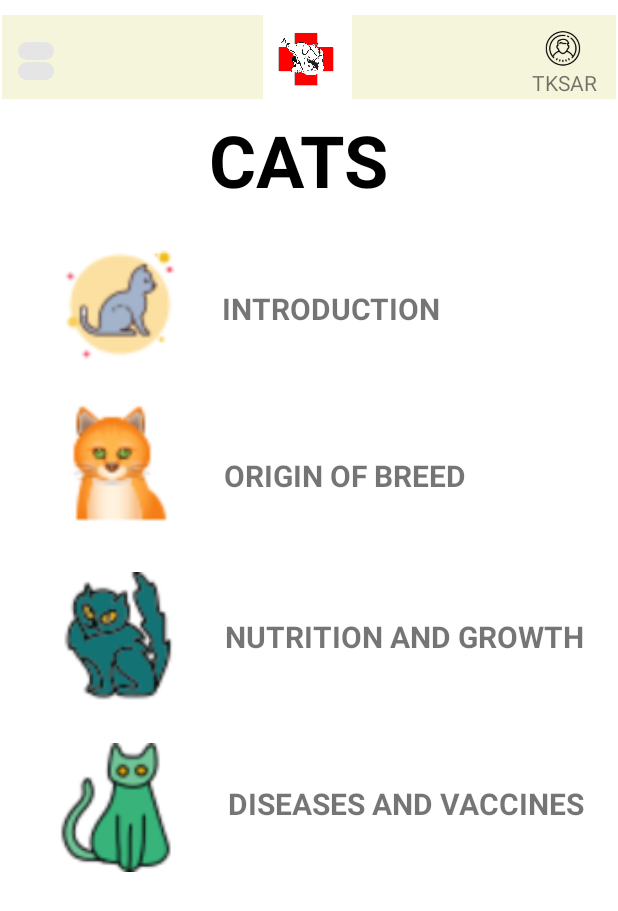
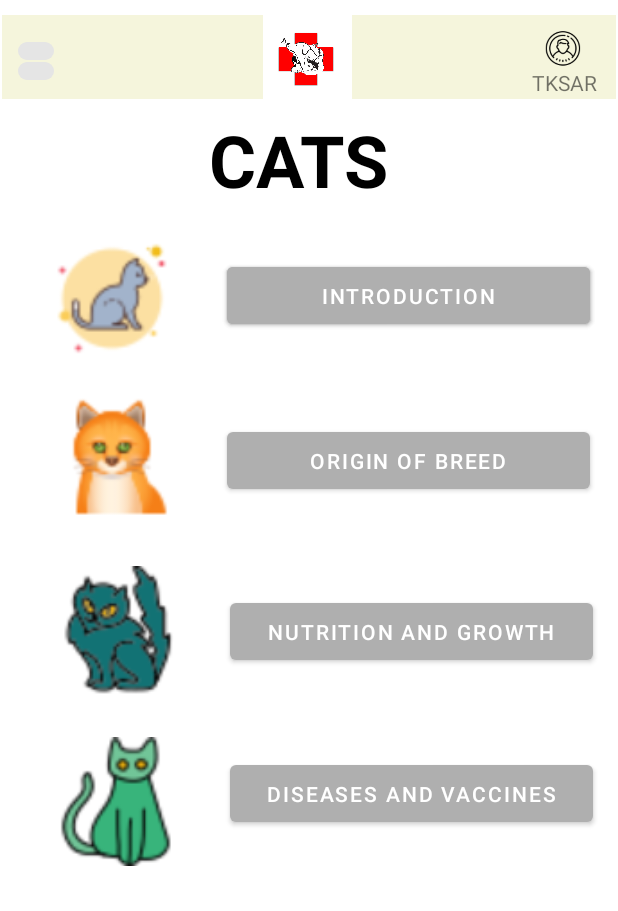
Before and after one commit to RanasingheTKSA/MAD-PETDOC, an Android app: the layout cat.xml on its own in the app's theme, with its tools: preview values and no code run, on a phone screen of 412 x 824 dp. Shown: the top 911 px of the screen. Run offline under Robolectric (Android 15) with nearby library versions, the phone set to English and light mode, and no system bars.

Commit message:
button chnages

```diff
--- a/app/src/main/AndroidManifest.xml
+++ b/app/src/main/AndroidManifest.xml
@@ -9,7 +9,7 @@
         android:roundIcon="@mipmap/ic_launcher_round"
         android:supportsRtl="true"
         android:theme="@style/Theme.Madpetdoctor">
-        <activity android:name=".MainActivity">
+        <activity android:name=".Dog">
             <intent-filter>
                 <action android:name="android.intent.action.MAIN" />
 
--- a/app/src/main/res/layout/cat.xml
+++ b/app/src/main/res/layout/cat.xml
@@ -58,62 +58,6 @@
         app:layout_constraintHorizontal_bias="0.498"
         app:layout_constraintStart_toStartOf="parent"
         app:layout_constraintTop_toBottomOf="@+id/toolbar2" />
-
-    <TextView
-        android:id="@+id/catintroduction"
-        android:layout_width="wrap_content"
-        android:layout_height="wrap_content"
-        android:layout_marginTop="52dp"
-        android:contentDescription="@string/catintro"
-        android:text="INTRODUCTION"
-        android:textSize="20sp"
-        android:textStyle="bold"
-        app:layout_constraintEnd_toEndOf="parent"
-        app:layout_constraintHorizontal_bias="0.556"
-        app:layout_constraintStart_toStartOf="parent"
-        app:layout_constraintTop_toBottomOf="@+id/cats" />
-
-    <TextView
-        android:id="@+id/catoriginofbreed"
-        android:layout_width="wrap_content"
-        android:layout_height="wrap_content"
-        android:layout_marginTop="84dp"
-        android:contentDescription="@string/catoob"
-        android:text="ORIGIN OF BREED"
-        android:textSize="20sp"
-        android:textStyle="bold"
-        app:layout_constraintEnd_toEndOf="parent"
-        app:layout_constraintHorizontal_bias="0.596"
-        app:layout_constraintStart_toStartOf="parent"
-        app:layout_constraintTop_toBottomOf="@+id/catintroduction" />
-
-    <TextView
-        android:id="@+id/nutritionandgrowths"
-        android:layout_width="wrap_content"
-        android:layout_height="wrap_content"
-        android:layout_marginTop="80dp"
-        android:contentDescription="@string/catnag"
-        android:text="NUTRITION AND GROWTH"
-        android:textSize="20sp"
-        android:textStyle="bold"
-        app:layout_constraintEnd_toEndOf="parent"
-        app:layout_constraintHorizontal_bias="0.87"
-        app:layout_constraintStart_toStartOf="parent"
-        app:layout_constraintTop_toBottomOf="@+id/catoriginofbreed" />
-
-    <TextView
-        android:id="@+id/diseasesandvaccinecats"
-        android:layout_width="wrap_content"
-        android:layout_height="wrap_content"
-        android:layout_marginTop="84dp"
-        android:contentDescription="@string/catdav"
-        android:text="DISEASES AND VACCINES"
-        android:textSize="20sp"
-        android:textStyle="bold"
-        app:layout_constraintEnd_toEndOf="parent"
-        app:layout_constraintHorizontal_bias="0.871"
-        app:layout_constraintStart_toStartOf="parent"
-        app:layout_constraintTop_toBottomOf="@+id/nutritionandgrowths" />
 
     <androidx.appcompat.widget.Toolbar
         android:id="@+id/toolbar2"
@@ -184,14 +128,80 @@
         android:id="@+id/imageView13"
         android:layout_width="89dp"
         android:layout_height="94dp"
-        android:layout_marginStart="5dp"
-        android:layout_marginLeft="5dp"
-        android:layout_marginTop="16dp"
+        android:layout_marginTop="12dp"
         android:contentDescription="@string/catImage1"
         app:layout_constraintEnd_toEndOf="parent"
-        app:layout_constraintHorizontal_bias="0.094"
+        app:layout_constraintHorizontal_bias="0.093"
         app:layout_constraintStart_toStartOf="parent"
         app:layout_constraintTop_toBottomOf="@+id/cats"
         app:srcCompat="@drawable/icons8_cat_50" />
 
+    <Button
+        android:id="@+id/CATINTRO"
+        android:layout_width="242dp"
+        android:layout_height="50dp"
+        android:layout_marginStart="12dp"
+        android:layout_marginLeft="12dp"
+        android:layout_marginTop="32dp"
+        android:text="INTRODUCTION"
+        app:backgroundTint="#AFAFAF"
+        app:layout_constraintEnd_toEndOf="parent"
+        app:layout_constraintHorizontal_bias="0.515"
+        app:layout_constraintStart_toEndOf="@+id/imageView13"
+        app:layout_constraintTop_toBottomOf="@+id/cats" />
+
+    <Button
+        android:id="@+id/CATINTRO2"
+        android:layout_width="242dp"
+        android:layout_height="50dp"
+        android:layout_marginStart="12dp"
+        android:layout_marginLeft="12dp"
+        android:layout_marginTop="32dp"
+        android:contentDescription="@string/button01"
+        android:text="INTRODUCTION"
+        app:backgroundTint="#AFAFAF"
+        app:layout_constraintEnd_toEndOf="parent"
+        app:layout_constraintHorizontal_bias="0.515"
+        app:layout_constraintStart_toEndOf="@+id/imageView13"
+        app:layout_constraintTop_toBottomOf="@+id/cats" />
+
+    <Button
+        android:id="@+id/CATINTRO3"
+        android:layout_width="242dp"
+        android:layout_height="50dp"
+        android:layout_marginTop="64dp"
+        android:contentDescription="@string/button3"
+        android:text="NUTRITION AND GROWTH"
+        app:backgroundTint="#AFAFAF"
+        app:layout_constraintEnd_toEndOf="parent"
+        app:layout_constraintHorizontal_bias="0.666"
+        app:layout_constraintStart_toEndOf="@+id/imageView32"
+        app:layout_constraintTop_toBottomOf="@+id/CATINTRO4" />
+
+    <Button
+        android:id="@+id/CATINTRO5"
+        android:layout_width="242dp"
+        android:layout_height="50dp"
+        android:layout_marginTop="172dp"
+        android:contentDescription="@string/button4"
+        android:text="DISEASES AND VACCINES"
+        app:backgroundTint="#AFAFAF"
+        app:layout_constraintEnd_toEndOf="parent"
+        app:layout_constraintHorizontal_bias="0.666"
+        app:layout_constraintStart_toEndOf="@+id/imageView32"
+        app:layout_constraintTop_toBottomOf="@+id/CATINTRO4" />
+
+    <Button
+        android:id="@+id/CATINTRO4"
+        android:layout_width="242dp"
+        android:layout_height="50dp"
+        android:layout_marginStart="32dp"
+        android:layout_marginLeft="32dp"
+        android:layout_marginTop="60dp"
+        android:contentDescription="@string/button2"
+        android:text="ORIGIN OF BREED"
+        app:backgroundTint="#AFAFAF"
+        app:layout_constraintStart_toEndOf="@+id/imageView30"
+        app:layout_constraintTop_toBottomOf="@+id/CATINTRO" />
+
 </androidx.constraintlayout.widget.ConstraintLayout>
--- a/app/src/main/res/values/strings.xml
+++ b/app/src/main/res/values/strings.xml
@@ -491,6 +491,12 @@
     <string name="medicalcenterColEmail">Email</string>
     <string name="dogbutton">DogButton</string>
     <string name="catbutton">CatButton</string>
+    <string name="button1" />
+    <string name="button01">Button1</string>
+    <string name="button2">button2</string>
+    <string name="button3">Button3</string>
+    <string name="button4">Button4</string>
+    <string name="button001">Button001</string>
 
 
 </resources>
```
Also changed, not shown: app/src/main/res/layout/dog.xml (+51 -56 lines).
